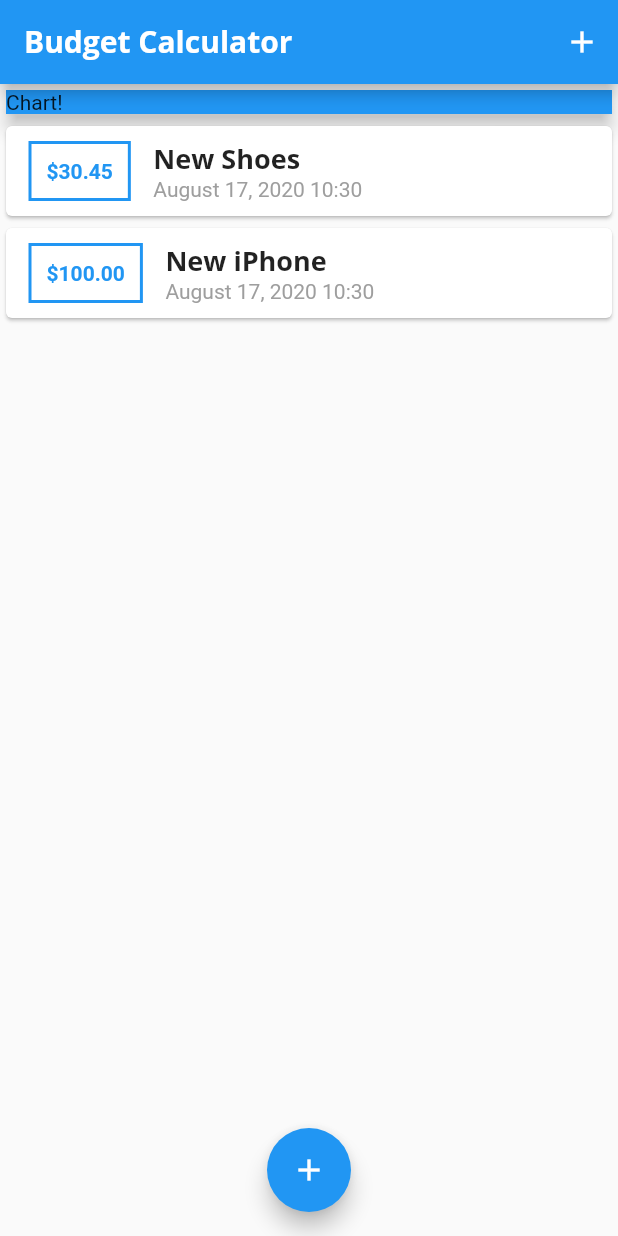
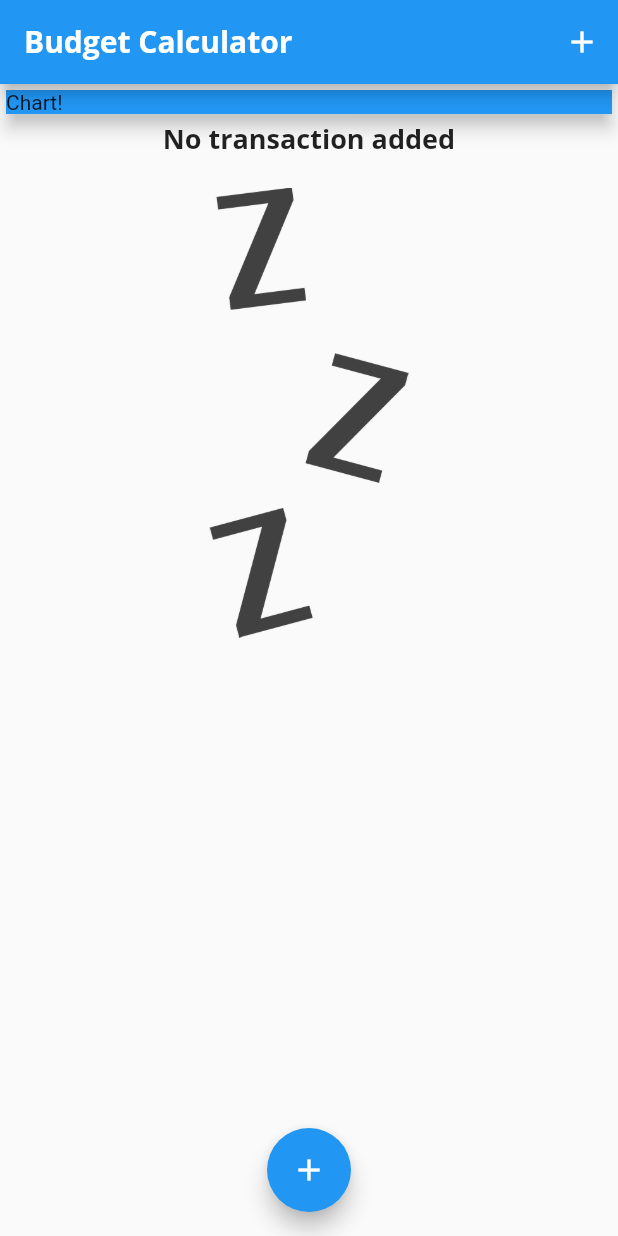
Before and after one commit to BoevMaksim/budget_calculator, a Flutter app: the screen it shows after launch, on a phone screen of 412 x 824 dp. Run offline on Flutter 3.47's test engine with Material 2 defaults, Android fonts, the phone set to English and light mode, and no system bars.

Commit message:
Add image when there are no transactions

```diff
--- a/lib/main.dart
+++ b/lib/main.dart
@@ -44,18 +44,18 @@ class MyHomePage extends StatefulWidget {
 
 class _MyHomePageState extends State<MyHomePage> {
   final List<Transaction> _userTransactions = [
-    Transaction(
-      id: 't1',
-      amount: 30.45,
-      date: DateTime.now(),
-      title: 'New Shoes',
-    ),
-    Transaction(
-      id: 't2',
-      amount: 100.00,
-      date: DateTime.now(),
-      title: 'New iPhone',
-    )
+    // Transaction(
+    //   id: 't1',
+    //   amount: 30.45,
+    //   date: DateTime.now(),
+    //   title: 'New Shoes',
+    // ),
+    // Transaction(
+    //   id: 't2',
+    //   amount: 100.00,
+    //   date: DateTime.now(),
+    //   title: 'New iPhone',
+    // )
   ];
   void _addNewTransaction(String inputTitle, double inputAmount) {
     final newTx = Transaction(
--- a/lib/widgets/transaction_list.dart
+++ b/lib/widgets/transaction_list.dart
@@ -10,9 +10,28 @@ class TransactionList extends StatelessWidget {
 
   @override
   Widget build(BuildContext context) {
-    return Container(
-      height: 500,
-      child: ListView.builder(
+    return Center(
+      child: Container(
+        height: 550,
+        child: transactions.isEmpty
+            ? Column(
+                children: <Widget>[
+                  Text(
+                    'No transaction added',
+                    style: Theme.of(context).textTheme.title,
+                  ),
+                  SizedBox(
+                    height: 20,
+                  ),
+                  Container(
+                      height: 300,
+                      child: Image.asset(
+                        'assets/images/waiting.png',
+                        fit: BoxFit.cover,
+                      )),
+                ],
+              )
+            : ListView.builder(
                 itemBuilder: (ctx, index) {
                   return Card(
                     child: Row(
@@ -60,6 +79,7 @@ class TransactionList extends StatelessWidget {
                 },
                 itemCount: transactions.length,
               ),
+      ),
     );
   }
 }
--- a/pubspec.yaml
+++ b/pubspec.yaml
@@ -46,8 +46,8 @@ flutter:
   uses-material-design: true
 
   # To add assets to your application, add an assets section, like this:
-  # assets:
-  #   - images/a_dot_burr.jpeg
+  assets:
+    - assets/images/waiting.png
   #   - images/a_dot_ham.jpeg
 
   # An image asset can refer to one or more resolution-specific "variants", see
```
Also changed, not shown: assets/images/waiting.png (added). Lines whose indentation alone changed are shown as unchanged.
